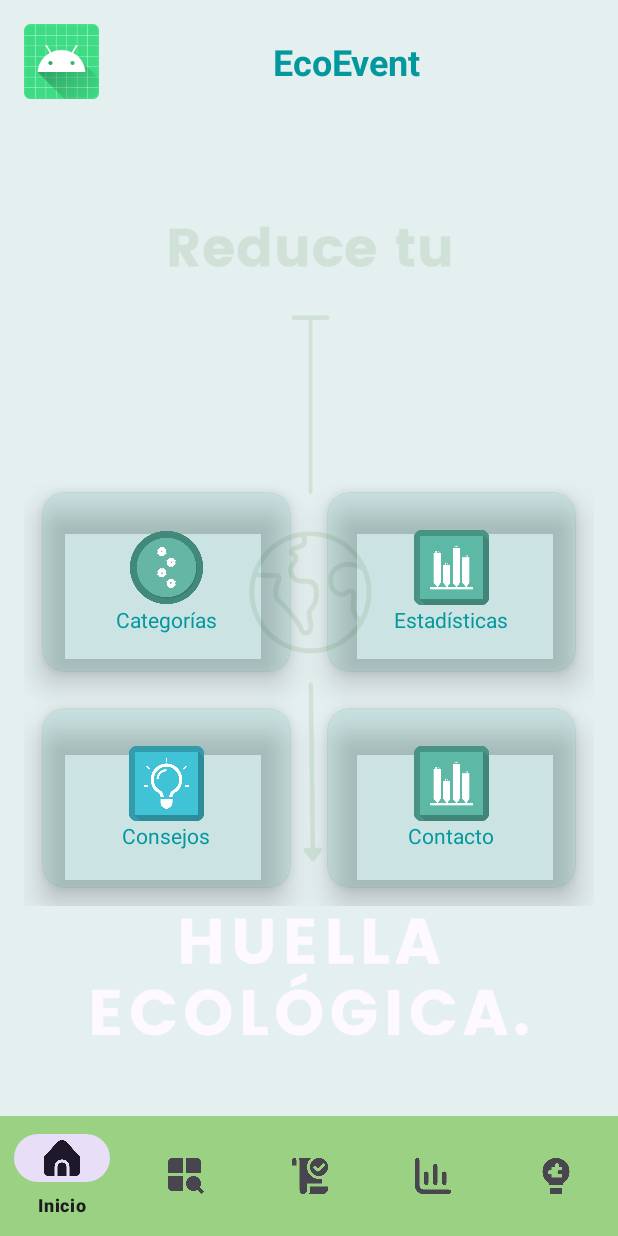
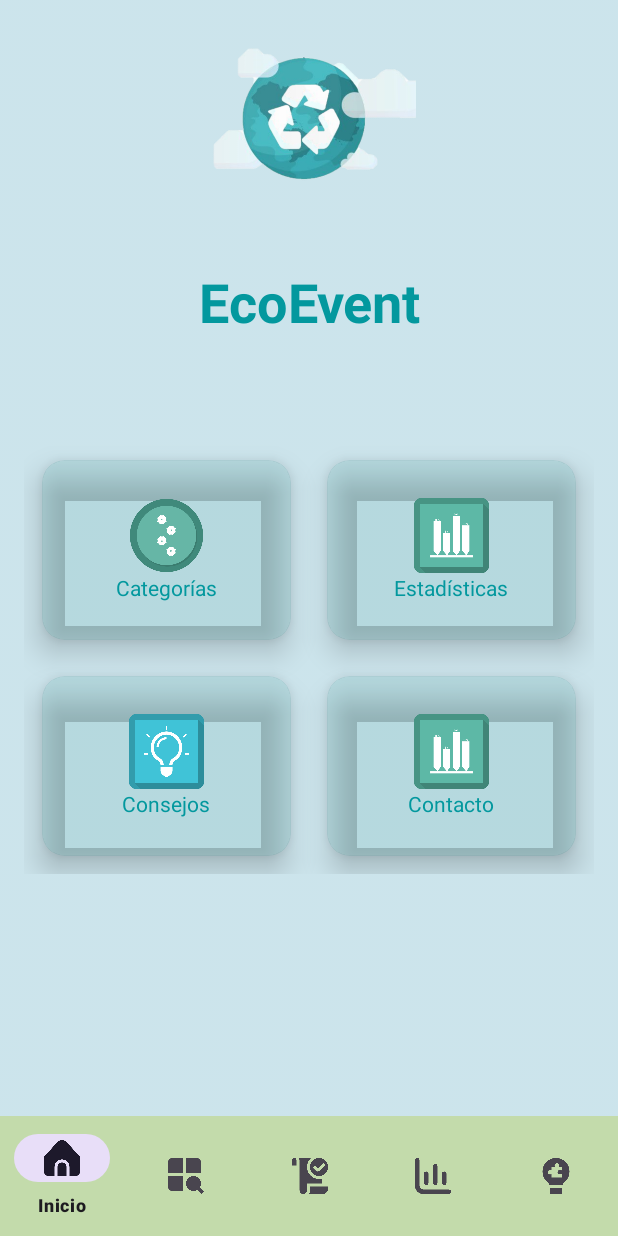
Before and after one commit to Jhonpocket/EcoEvent, an Android app: the MainActivity3 screen opened directly, with no data from a screen before it, on a phone screen of 412 x 824 dp. Run offline under Robolectric (Android 15) with nearby library versions, the phone set to English and light mode, and no system bars.

Commit message:
Se actualiza el login de Lore y logos

```diff
--- /dev/null
+++ b/app/src/main/res/drawable/rounded_corners.xml
@@ -0,0 +1,5 @@
+<?xml version="1.0" encoding="utf-8"?>
+<shape xmlns:android="http://schemas.android.com/apk/res/android">
+    <corners android:radius="20dp" />
+    <solid android:color="@color/menu_text_color" />
+</shape>
--- /dev/null
+++ b/app/src/main/res/drawable/rounded_corners_button.xml
@@ -0,0 +1,5 @@
+<?xml version="1.0" encoding="utf-8"?>
+<shape xmlns:android="http://schemas.android.com/apk/res/android">
+    <corners android:radius="20dp" />
+    <solid android:color="#D9D9D9" />
+</shape>
--- a/app/src/main/res/layout/screen_main.xml
+++ b/app/src/main/res/layout/screen_main.xml
@@ -21,47 +21,38 @@
         android:id="@+id/header"
         android:layout_width="0dp"
         android:layout_height="wrap_content"
-        android:orientation="horizontal"
+        android:orientation="vertical"
         android:gravity="center"
         android:padding="16dp"
         app:layout_constraintTop_toTopOf="parent"
         app:layout_constraintStart_toStartOf="parent"
         app:layout_constraintEnd_toEndOf="parent">
 
+        <!-- Logo -->
         <ImageView
             android:id="@+id/logo"
-            android:layout_width="50dp"
-            android:layout_height="50dp"
-            android:src="@mipmap/ic_launcher" />
+            android:layout_width="338dp"
+            android:layout_height="123dp"
+            android:src="@drawable/logo" />
 
+        <!-- Title -->
         <TextView
-            android:layout_width="0dp"
-            android:layout_height="wrap_content"
-            android:layout_weight="1"
-            android:textSize="24sp"
-            android:textStyle="bold"
+            android:layout_width="336dp"
+            android:layout_height="123dp"
             android:gravity="center"
             android:text="@string/app_title"
-            android:textColor="@color/primary_text_color" />
+            android:textColor="@color/primary_text_color"
+            android:textSize="36sp"
+            android:textStyle="bold" />
 
     </LinearLayout>
 
-    <!-- Main Content -->
-    <LinearLayout
-        android:id="@+id/main_content"
-        android:layout_width="0dp"
-        android:layout_height="0dp"
-        android:orientation="vertical"
-        app:layout_constraintTop_toBottomOf="@id/header"
-        app:layout_constraintBottom_toTopOf="@id/grid_layout"
-        app:layout_constraintStart_toStartOf="parent"
-        app:layout_constraintEnd_toEndOf="parent">
-    </LinearLayout>
 
-    <!-- Navigation -->
+
 
 
     <!-- Bottom Navigation -->
+
     <GridLayout
         android:id="@+id/grid_layout"
         android:layout_width="0dp"
@@ -73,8 +64,10 @@
         android:rowCount="2"
         app:layout_constraintBottom_toTopOf="@id/bottom_navigation"
         app:layout_constraintEnd_toEndOf="parent"
-        app:layout_constraintHorizontal_bias="1.0"
-        app:layout_constraintStart_toStartOf="parent">
+        app:layout_constraintHorizontal_bias="0.0"
+        app:layout_constraintStart_toStartOf="parent"
+        app:layout_constraintTop_toBottomOf="@id/header"
+        app:layout_constraintVertical_bias="0.0">
 
         <androidx.cardview.widget.CardView
             android:layout_width="0dp"
@@ -222,7 +215,7 @@
         android:id="@+id/bottom_navigation"
         android:layout_width="0dp"
         android:layout_height="wrap_content"
-        android:background="#9AD183"
+        android:background="@color/menu_text_color"
         app:menu="@menu/bottom_navigation_menu"
         app:layout_constraintBottom_toBottomOf="parent"
         app:layout_constraintStart_toStartOf="parent"
--- a/app/src/main/res/values/colors.xml
+++ b/app/src/main/res/values/colors.xml
@@ -3,5 +3,6 @@
     <color name="black">#FF000000</color>
     <color name="white">#FFFFFFFF</color>
     <color name="primary_text_color">#03989E</color>
+    <color name="menu_text_color">#C3DBAB</color>
     <color name="transparente">#1D10857D</color>
 </resources>
```
Also changed, not shown: app/src/main/res/layout/activity_main.xml (+34 -25 lines), app/src/main/res/drawable/background_image.png, app/src/main/res/drawable/logo.jpg (deleted), app/src/main/res/drawable/logo.png (added).
